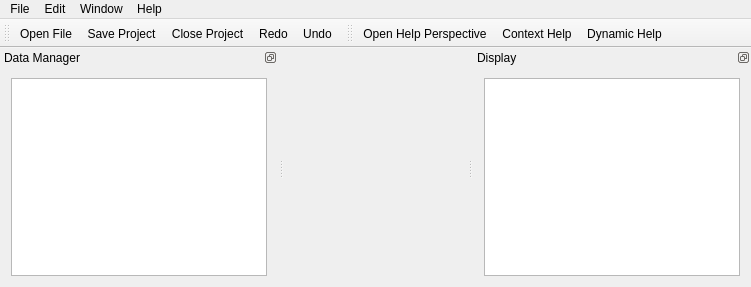
First picture: the form in GUI_Prototyp/hauptfenster.ui, repository DanielZ86/PrototypLabSw, before the edit.
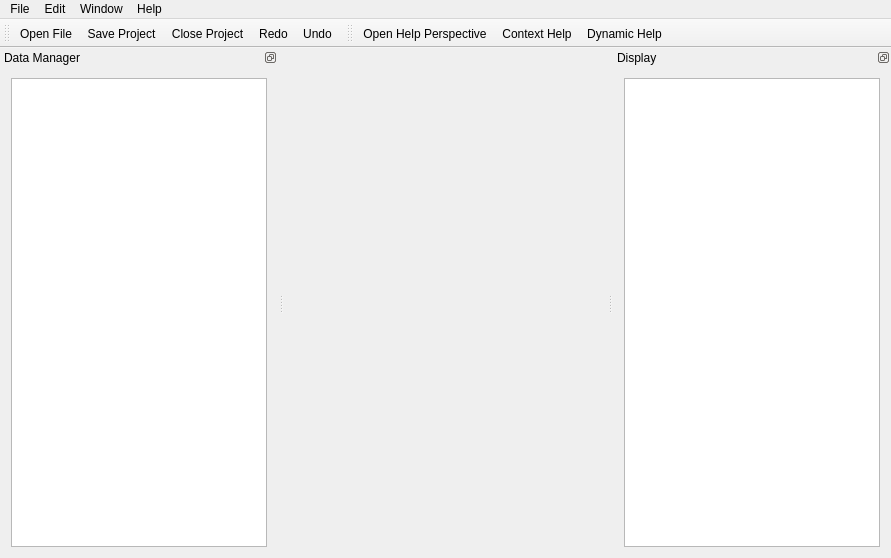
Second picture: the form after the edit. Icons and pictures are not drawn.

The edit to the form file:
```diff
--- a/GUI_Prototyp/hauptfenster.ui
+++ b/GUI_Prototyp/hauptfenster.ui
@@ -6,8 +6,8 @@
    <rect>
     <x>0</x>
     <y>0</y>
-    <width>751</width>
-    <height>287</height>
+    <width>891</width>
+    <height>558</height>
    </rect>
   </property>
   <property name="contextMenuPolicy">
@@ -32,7 +32,7 @@
     <rect>
      <x>0</x>
      <y>0</y>
-     <width>751</width>
+     <width>891</width>
      <height>21</height>
     </rect>
    </property>
```
Left out of the diff: 229 changed lines with no effect on the pictures.
